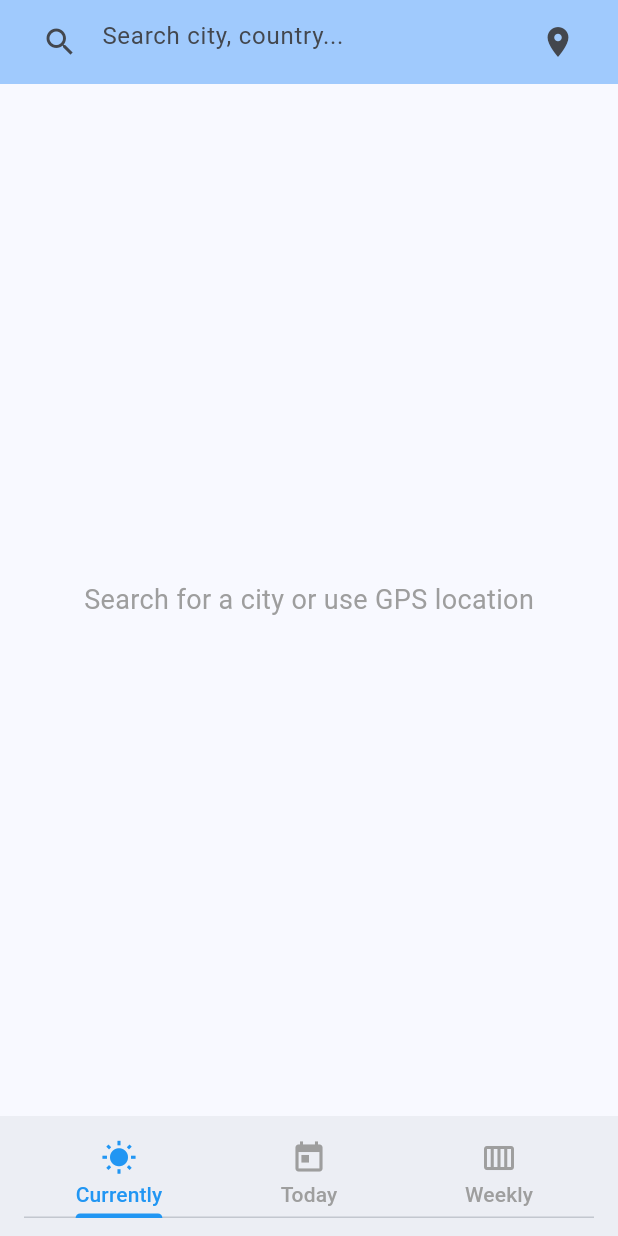
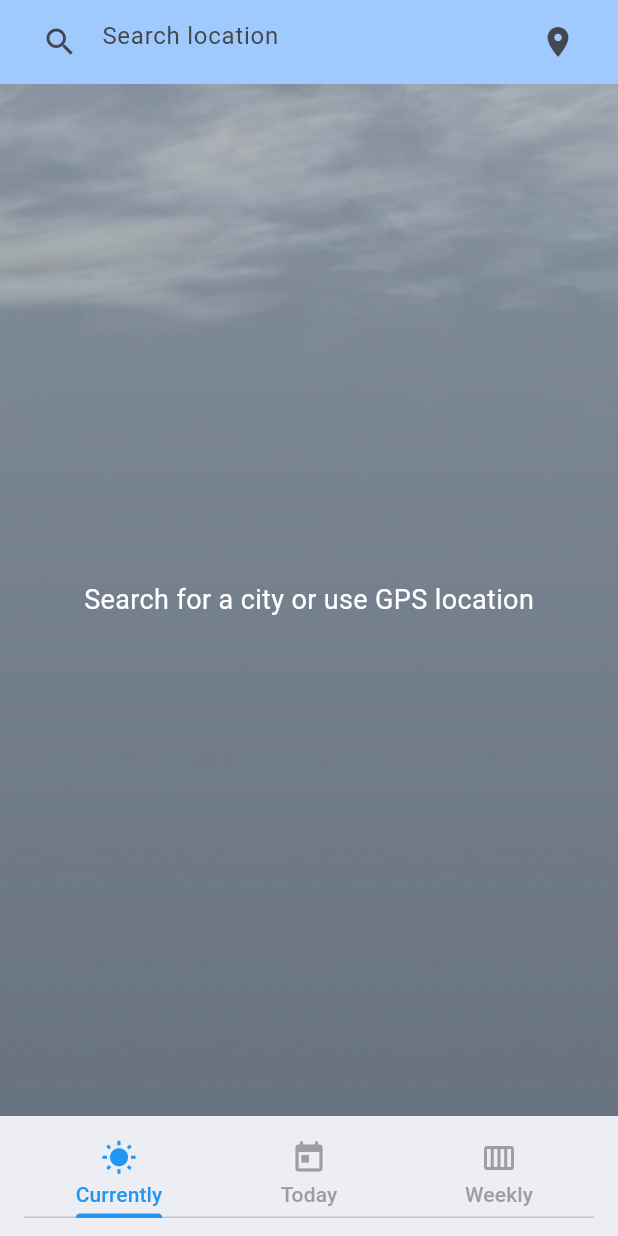
Before and after one commit to jhunaaa/Mobile-piscine, a Flutter app: the screen it shows after launch, on a phone screen of 412 x 824 dp. Run offline on Flutter 3.47's test engine with Material 3 defaults, Android fonts, the phone set to English and light mode, and no system bars; our stand-ins replace geolocator, math_expressions.

Commit message:
Add : adding background image and fixing color for a better comprehension of the text

```diff
--- a/mobileModule03/lib/main.dart
+++ b/mobileModule03/lib/main.dart
@@ -106,7 +106,8 @@ class _MyHomePageState extends State<MyHomePage> {
     }
 
     _debounceTimer = Timer(const Duration(milliseconds: 300), () async {
-      final results = await _weatherService.searchCities(query);
+      final cities = await _weatherService.searchCities(query);
+      final results = cities.take(5).toList();
       if (mounted) {
         setState(() {
           _suggestions = results;
@@ -245,7 +246,7 @@ class _MyHomePageState extends State<MyHomePage> {
               [_selectedCity!.region, _selectedCity!.country]
                   .where((s) => s.isNotEmpty)
                   .join(', '),
-              style: TextStyle(fontSize: 16, color: Colors.grey[700]),
+              style: TextStyle(fontSize: 16, color: Colors.white),
             ),
         ],
       ),
@@ -272,7 +273,7 @@ class _MyHomePageState extends State<MyHomePage> {
       return const Center(
         child: Text(
           'Search for a city or use GPS location',
-          style: TextStyle(fontSize: 18, color: Colors.grey),
+          style: TextStyle(fontSize: 18, color: Colors.white),
         ),
       );
     }
@@ -296,7 +297,7 @@ class _MyHomePageState extends State<MyHomePage> {
           ),
           Text(
             info.description,
-            style: const TextStyle(fontSize: 22, color: Colors.grey),
+            style: const TextStyle(fontSize: 22, color: Colors.white),
           ),
           const SizedBox(height: 20),
           Row(
@@ -336,7 +337,7 @@ class _MyHomePageState extends State<MyHomePage> {
       return const Center(
         child: Text(
           'Search for a city or use GPS location',
-          style: TextStyle(fontSize: 18, color: Colors.grey),
+          style: TextStyle(fontSize: 18, color: Colors.white),
         ),
       );
     }
@@ -403,7 +404,7 @@ class _MyHomePageState extends State<MyHomePage> {
       return const Center(
         child: Text(
           'Search for a city or use GPS location',
-          style: TextStyle(fontSize: 18, color: Colors.grey),
+          style: TextStyle(fontSize: 18, color: Colors.white),
         ),
       );
     }
@@ -456,7 +457,7 @@ class _MyHomePageState extends State<MyHomePage> {
             onChanged: _onSearchChanged,
             onSubmitted: _onSearchSubmitted,
             decoration: InputDecoration(
-              hintText: 'Search city, country...',
+              hintText: 'Search location',
               prefixIcon: const Icon(Icons.search),
               border: InputBorder.none,
               suffixIcon: IconButton(
@@ -468,6 +469,16 @@ class _MyHomePageState extends State<MyHomePage> {
         ),
         body: Stack(
           children: [
+            Container(
+              width: double.infinity,
+              height: double.infinity,
+              decoration: const BoxDecoration(
+                image: DecorationImage(
+                  image: AssetImage("assets/background.png"),
+                  fit: BoxFit.cover,
+                ),
+              ),
+            ),
             TabBarView(
               children: [
                 _buildCurrentlyTab(),
--- a/mobileModule03/pubspec.yaml
+++ b/mobileModule03/pubspec.yaml
@@ -54,6 +54,8 @@ dev_dependencies:
 
 # The following section is specific to Flutter packages.
 flutter:
+  assets:
+    - assets/background.png
 
   # The following line ensures that the Material Icons font is
   # included with your application, so that you can use the icons in
```
Also changed, not shown: mobileModule03/assets/background.png (added).
